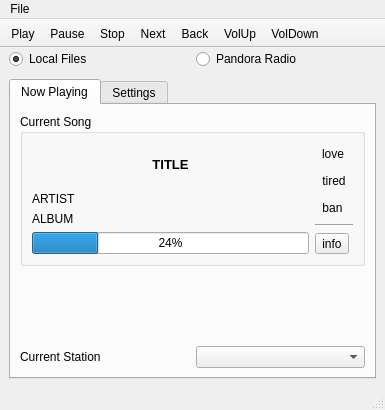
This is src-qt5/desktop-utils/lumina-mediaplayer/mainUI.ui in lumina-desktop/lumina as Qt 5 draws it before an edit. The edited form follows.
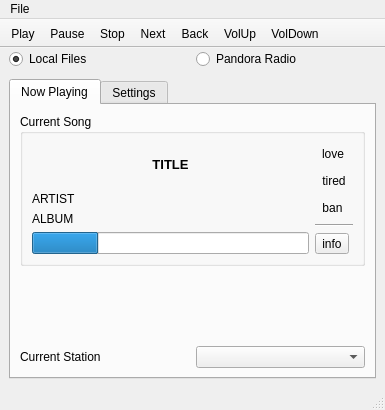
This is the edited form.

Commit message: Update lumina-mediaplayer a bit more - get the UI starting to reflect the Pandora info, and hook up the station changing buttons.

Diff of the .ui file:
```diff
--- a/src-qt5/desktop-utils/lumina-mediaplayer/mainUI.ui
+++ b/src-qt5/desktop-utils/lumina-mediaplayer/mainUI.ui
@@ -130,6 +130,9 @@
                    <property name="value">
                     <number>24</number>
                    </property>
+                   <property name="format">
+                    <string/>
+                   </property>
                   </widget>
                  </item>
                 </layout>
```
The commit also changes 3 other files.
